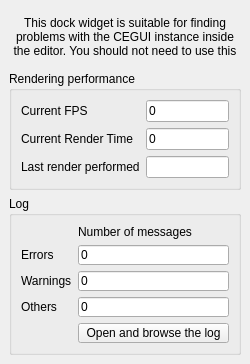
Before: the Qt Designer form ui/CEGUIDebugInfo.ui in timbaker/ceed, drawn with Qt 5.
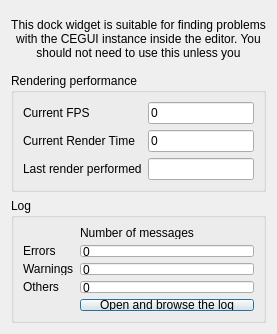
After: the same form once the commit is applied.

Commit message:
FIX: DebugInfo causing NVIDIA driver segfault on Linux
Fixes http://www.cegui.org.uk/mantis/view.php?id=480

```diff
--- a/ui/CEGUIDebugInfo.ui
+++ b/ui/CEGUIDebugInfo.ui
@@ -1,19 +1,20 @@
 <?xml version="1.0" encoding="UTF-8"?>
 <ui version="4.0">
  <class>CEGUIWidgetInfo</class>
- <widget class="QDockWidget" name="CEGUIWidgetInfo">
+ <widget class="QDialog" name="CEGUIWidgetInfo">
   <property name="geometry">
    <rect>
     <x>0</x>
     <y>0</y>
-    <width>250</width>
-    <height>364</height>
+    <width>277</width>
+    <height>331</height>
    </rect>
   </property>
   <property name="windowTitle">
    <string>CEGUI Debug Info</string>
   </property>
-  <widget class="QWidget" name="dockWidgetContents">
+  <layout class="QVBoxLayout" name="verticalLayout_2">
+   <item>
    <layout class="QVBoxLayout" name="verticalLayout">
     <item>
      <widget class="QLabel" name="info">
@@ -214,7 +215,8 @@
      </widget>
     </item>
    </layout>
-  </widget>
+   </item>
+  </layout>
  </widget>
  <resources/>
  <connections/>
```
Lines whose indentation alone changed are shown as unchanged. The commit also changes 1 other file.
